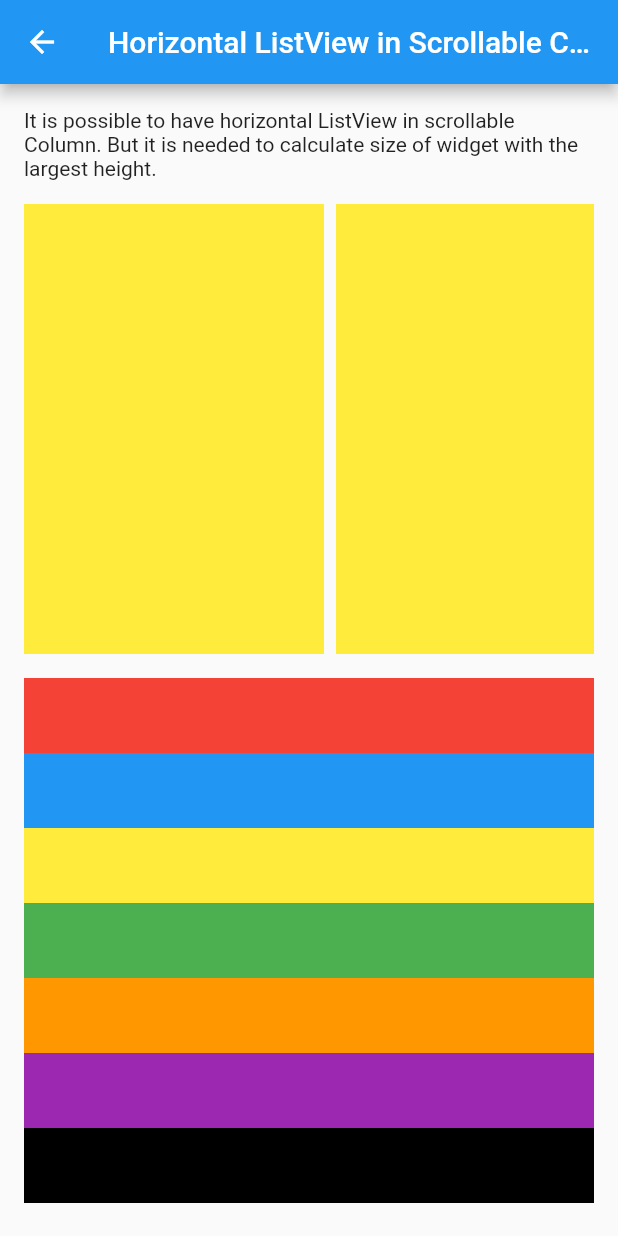
After one commit to jarekb123/flutter_ui_challenges, a Flutter app: the screen it shows after launch, after a tap on "Horizontal ListView in Scrollable Column", on a phone screen of 412 x 824 dp. The commit adds this screen. Run offline on Flutter 3.47's test engine with Material 2 defaults, Android fonts, the phone set to English and light mode, and no system bars.

Commit message:
implement example of horizontal ListView in scrollable Column

```diff
--- a/lib/ui/menu_page.dart
+++ b/lib/ui/menu_page.dart
@@ -1,5 +1,6 @@
 import 'package:flutter/material.dart';
 import 'package:flutter_ui_challenges/ui/scrollable/footer_in_scrollable_example.dart';
+import 'package:flutter_ui_challenges/ui/scrollable/horizontal_listview_in_scrollable_column.dart';
 
 class MenuPage extends StatelessWidget {
   const MenuPage({Key? key}) : super(key: key);
@@ -22,7 +23,17 @@ class MenuPage extends StatelessWidget {
                 ),
               ),
               child: Text('Footer in Scrollable Column'),
-            )
+            ),
+            SizedBox(height: 16),
+            ElevatedButton(
+              onPressed: () => Navigator.push(
+                context,
+                MaterialPageRoute(
+                  builder: (_) => HorizontalListViewInScrollable(),
+                ),
+              ),
+              child: Text('Horizontal ListView in Scrollable Column'),
+            ),
           ],
         ),
       ),
--- /dev/null
+++ b/lib/ui/scrollable/horizontal_listview_in_scrollable_column.dart
@@ -0,0 +1,109 @@
+import 'dart:math';
+
+import 'package:flutter/material.dart';
+
+const _colors = [
+  Colors.red,
+  Colors.blue,
+  Colors.yellow,
+  Colors.green,
+  Colors.orange,
+  Colors.purple,
+  Colors.black,
+];
+
+class HorizontalListViewInScrollable extends StatefulWidget {
+  const HorizontalListViewInScrollable({Key? key}) : super(key: key);
+
+  @override
+  _HorizontalListViewInScrollableState createState() =>
+      _HorizontalListViewInScrollableState();
+}
+
+class _HorizontalListViewInScrollableState
+    extends State<HorizontalListViewInScrollable> {
+  double? _listViewHeight;
+
+  @override
+  Widget build(BuildContext context) {
+    return Scaffold(
+      appBar: AppBar(
+        title: Text('Horizontal ListView in Scrollable Column'),
+      ),
+      body: SingleChildScrollView(
+        padding: EdgeInsets.all(16),
+        child: Column(
+          children: [
+            Text(
+              'It is possible to have horizontal ListView in scrollable Column. But it is needed to calculate size of widget with the largest height.',
+            ),
+            SizedBox(height: 16),
+            if (_listViewHeight == null)
+              OffstageWidgetSizeProvider(
+                onSizeCalculated: (size) =>
+                    setState(() => _listViewHeight = size.height),
+                child: _Item(),
+              ),
+            if (_listViewHeight != null)
+              SizedBox(
+                height: _listViewHeight,
+                child: ListView.separated(
+                  scrollDirection: Axis.horizontal,
+                  itemBuilder: (context, index) => _Item(),
+                  separatorBuilder: (_, __) => SizedBox(width: 8),
+                  itemCount: 100,
+                ),
+              ),
+            SizedBox(height: 16),
+            ..._colors.map(
+              (color) => Container(
+                height: 50,
+                width: double.infinity,
+                color: color,
+              ),
+            )
+          ],
+        ),
+      ),
+    );
+  }
+}
+
+class OffstageWidgetSizeProvider extends StatelessWidget {
+  const OffstageWidgetSizeProvider({
+    Key? key,
+    required this.onSizeCalculated,
+    required this.child,
+  }) : super(key: key);
+
+  final ValueChanged<Size> onSizeCalculated;
+  final Widget child;
+
+  @override
+  Widget build(BuildContext context) {
+    return Offstage(
+      child: Builder(
+        builder: (context) {
+          WidgetsBinding.instance?.addPostFrameCallback((timeStamp) {
+            if (context.size != null) onSizeCalculated(context.size!);
+          });
+
+          return child;
+        },
+      ),
+    );
+  }
+}
+
+class _Item extends StatelessWidget {
+  const _Item({Key? key}) : super(key: key);
+
+  @override
+  Widget build(BuildContext context) {
+    return Container(
+      color: _colors[Random().nextInt(_colors.length)],
+      height: 300,
+      width: 200,
+    );
+  }
+}
```
